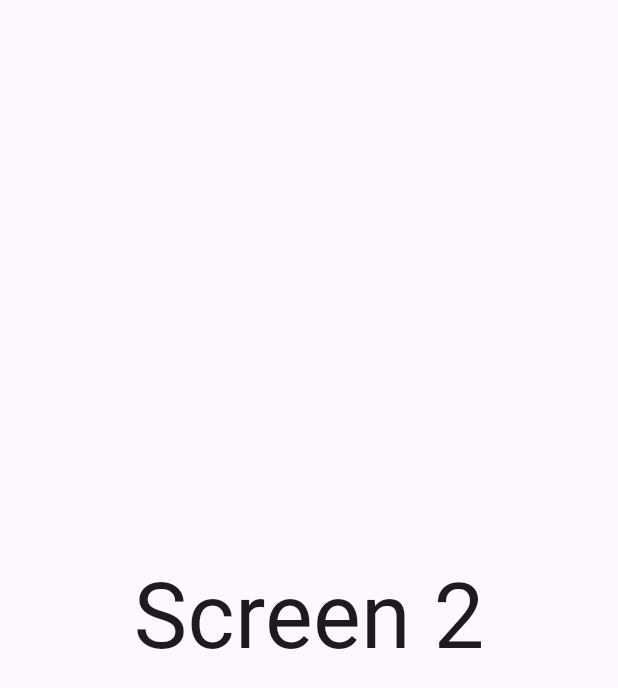
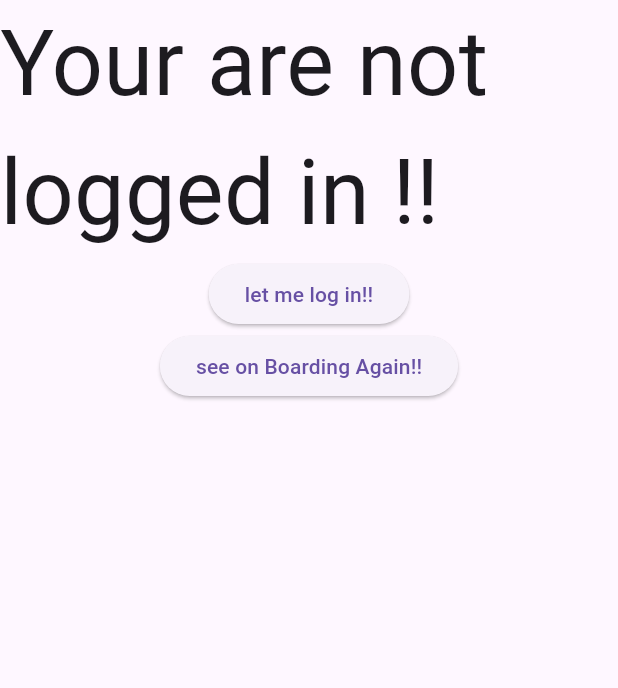
Before and after one commit to 1Shibam/learning_go_router, a Flutter app: the Screen2 screen opened by its route, on a phone screen of 412 x 824 dp. Shown: the top 688 px of the screen. Run offline on Flutter 3.47's test engine with Material 3 defaults, Android fonts, the phone set to English and light mode, and no system bars; our stand-ins replace go_router, lottie, shared_preferences; accounts and stored records are empty.

Commit message:
screen 2 navigation!!

```diff
--- a/lib/screens/screen2.dart
+++ b/lib/screens/screen2.dart
@@ -1,15 +1,35 @@
 import 'package:flutter/material.dart';
+import 'package:go_router/go_router.dart';
+import 'package:learning_go_router/preferences/log_in_preference.dart';
+import 'package:learning_go_router/preferences/on_boarding_preference.dart';
 
 class Screen2 extends StatelessWidget {
   const Screen2({super.key});
 
   @override
   Widget build(BuildContext context) {
-    return const Scaffold(
+    return Scaffold(
       body: Center(
-        child: Text(
-          'Screen 2',
-          style: TextStyle(fontSize: 60),
+        child: Column(
+          children: [
+            const Text(
+              'Your are not logged in !!',
+              style: TextStyle(fontSize: 60),
+            ),
+            ElevatedButton(
+                onPressed: () {
+                  loggedIn();
+                  context.go('/screen3');
+                },
+                child: const Text('let me log in!!')),
+            ElevatedButton(
+                onPressed: () {
+                  setOnBoardingFalse();
+
+                  context.go('/screen1');
+                },
+                child: const Text('see on Boarding Again!!')),
+          ],
         ),
       ),
     );
```
